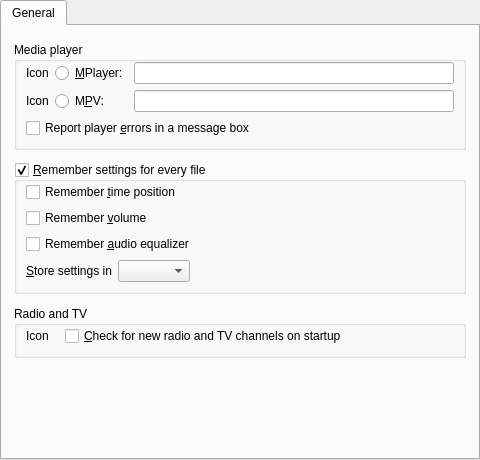
Old version of the form src/gui/pref/general.ui in the repository wilbert2000/wzplayer.
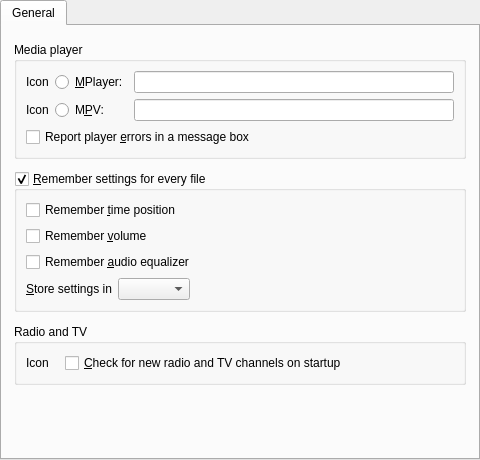
New version of the form. Custom widgets are drawn as their Qt base class.

Commit message: Removed override top margin from group boxes preferences dialog

```diff
--- a/src/gui/pref/general.ui
+++ b/src/gui/pref/general.ui
@@ -51,9 +51,6 @@
           <bool>true</bool>
          </property>
          <layout class="QVBoxLayout" name="verticalLayout">
-          <property name="topMargin">
-           <number>0</number>
-          </property>
           <item>
            <layout class="QGridLayout" name="player_gridlayout">
             <item row="0" column="0">
@@ -117,9 +114,6 @@
           <bool>true</bool>
          </property>
          <layout class="QVBoxLayout">
-          <property name="topMargin">
-           <number>0</number>
-          </property>
           <item>
            <widget class="QCheckBox" name="remember_time_check">
             <property name="sizePolicy">
@@ -192,9 +186,6 @@
           <property name="spacing">
            <number>16</number>
           </property>
-          <property name="topMargin">
-           <number>0</number>
-          </property>
           <item>
            <widget class="QLabel" name="radio_tv_icon_label">
             <property name="text">
```
The commit also changes 7 other files.
